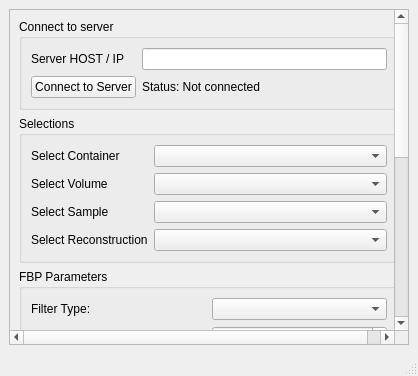
Qt form 3Dslicer/CT-Wood/CTWood/SinoReconsVisual2/Resources/UI/SinoReconsVisual2.ui (ouaburst/CT_GUI_Docker) before a commit.
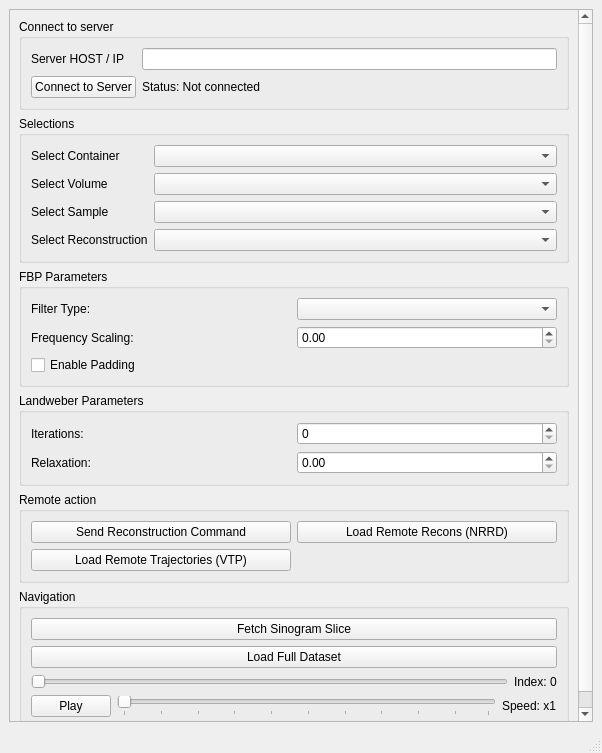
The same form after that commit.

Commit message: Used multiprocessing to speed up texture processing on server startup. Much more efficient update of the geometry preview. Added play button with speed adjustment.

Patch:
```diff
--- a/3Dslicer/CT-Wood/CTWood/SinoReconsVisual2/Resources/UI/SinoReconsVisual2.ui
+++ b/3Dslicer/CT-Wood/CTWood/SinoReconsVisual2/Resources/UI/SinoReconsVisual2.ui
@@ -2,49 +2,67 @@
 <ui version="4.0">
  <class>SinoReconsVisual2</class>
  <widget class="QMainWindow" name="SinoReconsVisual2">
-  <property name="windowTitle"><string>SinoReconsVisual2 Module</string></property>
-
+  <property name="geometry">
+   <rect>
+    <x>0</x>
+    <y>0</y>
+    <width>602</width>
+    <height>753</height>
+   </rect>
+  </property>
+  <property name="windowTitle">
+   <string>SinoReconsVisual2 Module</string>
+  </property>
   <widget class="QWidget" name="centralwidget">
-   <!-- Main layout for centralwidget -->
-   <layout class="QVBoxLayout" name="mainLayout" stretch="1">
+   <layout class="QVBoxLayout" name="mainLayout" stretch="0">
     <item>
      <widget class="QScrollArea" name="scrollArea">
       <property name="widgetResizable"><bool>true</bool></property>
       <widget class="QWidget" name="scrollAreaWidgetContents">
-       <!-- Content layout INSIDE the scroll area -->
-       <layout class="QVBoxLayout" name="contentsLayout" stretch="0,0,0,1">
-        
-        <!-- Section: Connection -->
-         <item>
+       <property name="geometry">
+        <rect>
+         <x>0</x>
+         <y>0</y>
+         <width>567</width>
+         <height>693</height>
+        </rect>
+       </property>
+       <layout class="QVBoxLayout" name="contentsLayout" stretch="0,0,0,1,0,0,0">
+        <item>
          <widget class="QGroupBox" name="connectionGroup">
-            <property name="title"><string>Connect to server</string></property>
-            <layout class="QGridLayout" name="connectionLayout">
-               <!-- New: Server URL field -->
-               <item row="0" column="0">
-               <widget class="QLabel" name="serverUrlLabel">
-                  <property name="text"><string>Server HOST / IP </string></property>
-               </widget>
-               </item>
-               <item row="0" column="1">
-               <widget class="QLineEdit" name="serverUrlLineEdit">
-                  <property name="placeholderText">
-                     
-                  </property>
-               </widget>
-               </item>
-
-               <!-- Existing: connect button + status -->
-               <item row="1" column="0">
-               <widget class="QPushButton" name="connectToServerButton">
-                  <property name="text"><string>Connect to Server</string></property>
-               </widget>
-               </item>
-               <item row="1" column="1">
-               <widget class="QLabel" name="statusLabel">
-                  <property name="text"><string>Status: Not connected</string></property>
-               </widget>
-               </item>
-            </layout>
+          <property name="title">
+           <string>Connect to server</string>
+          </property>
+          <layout class="QGridLayout" name="connectionLayout">
+           <item row="0" column="0">
+            <widget class="QLabel" name="serverUrlLabel">
+             <property name="text">
+              <string>Server HOST / IP </string>
+             </property>
+            </widget>
+           </item>
+           <item row="0" column="1">
+            <widget class="QLineEdit" name="serverUrlLineEdit">
+             <property name="placeholderText">
+              <string/>
+             </property>
+            </widget>
+           </item>
+           <item row="1" column="0">
+            <widget class="QPushButton" name="connectToServerButton">
+             <property name="text">
+              <string>Connect to Server</string>
+             </property>
+            </widget>
+           </item>
+           <item row="1" column="1">
+            <widget class="QLabel" name="statusLabel">
+             <property name="text">
+              <string>Status: Not connected</string>
+             </property>
+            </widget>
+           </item>
+          </layout>
          </widget>
          </item>
 
@@ -54,17 +72,46 @@
          <widget class="QGroupBox" name="selectionGroup">
           <property name="title"><string>Selections</string></property>
           <layout class="QFormLayout" name="selectionLayout">
-           <item row="0" column="0"><widget class="QLabel"><property name="text"><string>Select Container</string></property></widget></item>
-           <item row="0" column="1"><widget class="QComboBox" name="containerSelectorComboBox"/></item>
-
-           <item row="1" column="0"><widget class="QLabel"><property name="text"><string>Select Volume</string></property></widget></item>
-           <item row="1" column="1"><widget class="QComboBox" name="volumeSelectorComboBox"/></item>
-
-           <item row="2" column="0"><widget class="QLabel"><property name="text"><string>Select Sample</string></property></widget></item>
-           <item row="2" column="1"><widget class="QComboBox" name="sampleSelectorComboBox"/></item>
-
-           <item row="3" column="0"><widget class="QLabel"><property name="text"><string>Select Reconstruction</string></property></widget></item>
-           <item row="3" column="1"><widget class="QComboBox" name="reconstructionSelectorComboBox"/></item>
+           <item row="0" column="0">
+            <widget class="QLabel" name="label">
+             <property name="text">
+              <string>Select Container</string>
+             </property>
+            </widget>
+           </item>
+           <item row="0" column="1">
+            <widget class="QComboBox" name="containerSelectorComboBox"/>
+           </item>
+           <item row="1" column="0">
+            <widget class="QLabel" name="label">
+             <property name="text">
+              <string>Select Volume</string>
+             </property>
+            </widget>
+           </item>
+           <item row="1" column="1">
+            <widget class="QComboBox" name="volumeSelectorComboBox"/>
+           </item>
+           <item row="2" column="0">
+            <widget class="QLabel" name="label">
+             <property name="text">
+              <string>Select Sample</string>
+             </property>
+            </widget>
+           </item>
+           <item row="2" column="1">
+            <widget class="QComboBox" name="sampleSelectorComboBox"/>
+           </item>
+           <item row="3" column="0">
+            <widget class="QLabel" name="label">
+             <property name="text">
+              <string>Select Reconstruction</string>
+             </property>
+            </widget>
+           </item>
+           <item row="3" column="1">
+            <widget class="QComboBox" name="reconstructionSelectorComboBox"/>
+           </item>
           </layout>
          </widget>
         </item>
@@ -115,10 +162,96 @@
          <widget class="QGroupBox" name="navigationGroup">
           <property name="title"><string>Navigation</string></property>
           <layout class="QGridLayout" name="navLayout">
-           <item row="0" column="0"><widget class="QPushButton" name="fetchSinogramButton"><property name="text"><string>Fetch Sinogram Slice</string></property></widget></item>
-           <item row="1" column="0"><widget class="QPushButton" name="loadFullDatasetButton"><property name="text"><string>Load Full Dataset</string></property></widget></item>
-           <item row="2" column="0"><widget class="QSlider" name="indexSlider"><property name="orientation"><enum>Qt::Horizontal</enum></property><property name="minimum"><number>0</number></property><property name="maximum"><number>0</number></property></widget></item>
-           <item row="2" column="1"><widget class="QLabel" name="sliderIndexLabel"><property name="text"><string>Index: 0</string></property></widget></item>
+           <item row="4" column="0">
+            <layout class="QHBoxLayout" name="playButtonLayout">
+             <item>
+              <widget class="QPushButton" name="playButton">
+               <property name="sizePolicy">
+                <sizepolicy hsizetype="Fixed" vsizetype="Fixed">
+                 <horstretch>0</horstretch>
+                 <verstretch>0</verstretch>
+                </sizepolicy>
+               </property>
+               <property name="text">
+                <string>Play</string>
+               </property>
+               <property name="checkable">
+                <bool>true</bool>
+               </property>
+               <property name="checked">
+                <bool>false</bool>
+               </property>
+              </widget>
+             </item>
+             <item>
+              <widget class="QSlider" name="playSpeedSlider">
+               <property name="minimum">
+                <number>1</number>
+               </property>
+               <property name="maximum">
+                <number>100</number>
+               </property>
+               <property name="orientation">
+                <enum>Qt::Horizontal</enum>
+               </property>
+               <property name="invertedAppearance">
+                <bool>false</bool>
+               </property>
+               <property name="tickPosition">
+                <enum>QSlider::TicksBelow</enum>
+               </property>
+               <property name="tickInterval">
+                <number>10</number>
+               </property>
+              </widget>
+             </item>
+             <item>
+              <widget class="QLabel" name="playSpeedLabel">
+               <property name="text">
+                <string>Speed: x1</string>
+               </property>
+              </widget>
+             </item>
+            </layout>
+           </item>
+           <item row="1" column="0">
+            <widget class="QPushButton" name="loadFullDatasetButton">
+             <property name="text">
+              <string>Load Full Dataset</string>
+             </property>
+            </widget>
+           </item>
+           <item row="0" column="0">
+            <widget class="QPushButton" name="fetchSinogramButton">
+             <property name="text">
+              <string>Fetch Sinogram Slice</string>
+             </property>
+            </widget>
+           </item>
+           <item row="3" column="0">
+            <layout class="QHBoxLayout" name="indexSliderLayout">
+             <item>
+              <widget class="QSlider" name="indexSlider">
+               <property name="minimum">
+                <number>0</number>
+               </property>
+               <property name="maximum">
+                <number>0</number>
+               </property>
+               <property name="orientation">
+                <enum>Qt::Horizontal</enum>
+               </property>
+              </widget>
+             </item>
+             <item>
+              <widget class="QLabel" name="sliderIndexLabel">
+               <property name="text">
+                <string>Index: 0</string>
+               </property>
+              </widget>
+             </item>
+            </layout>
+           </item>
           </layout>
          </widget>
         </item>
```
Left out of the diff: 151 changed lines with no effect on the pictures. The commit also changes 2 other files.
